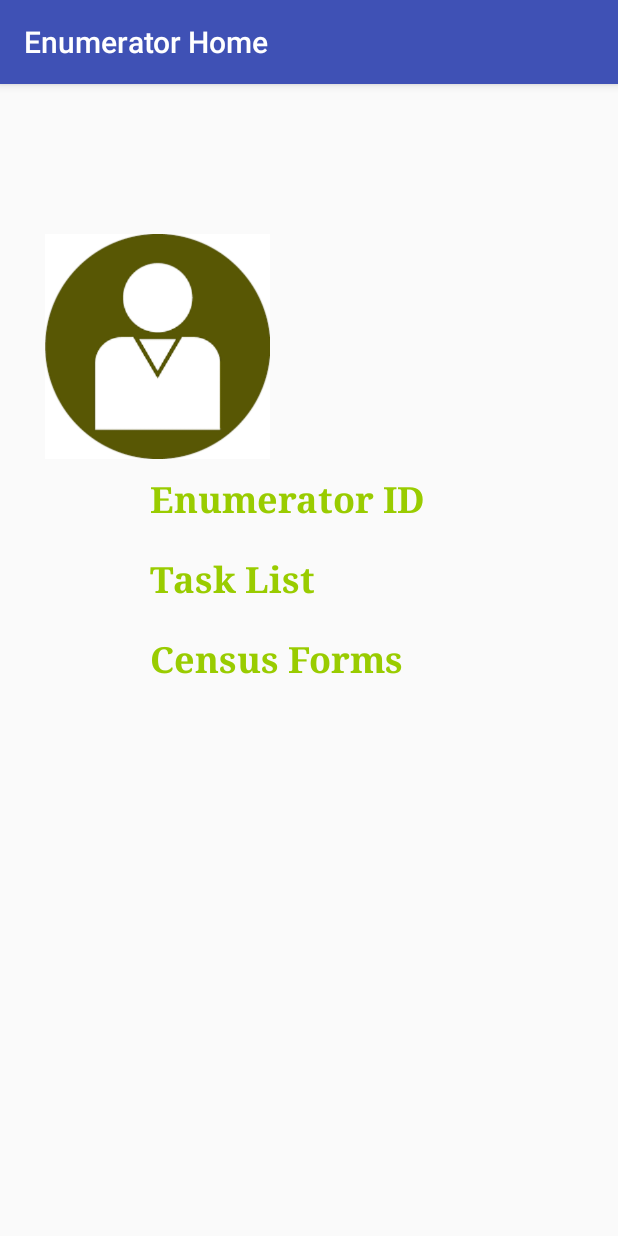
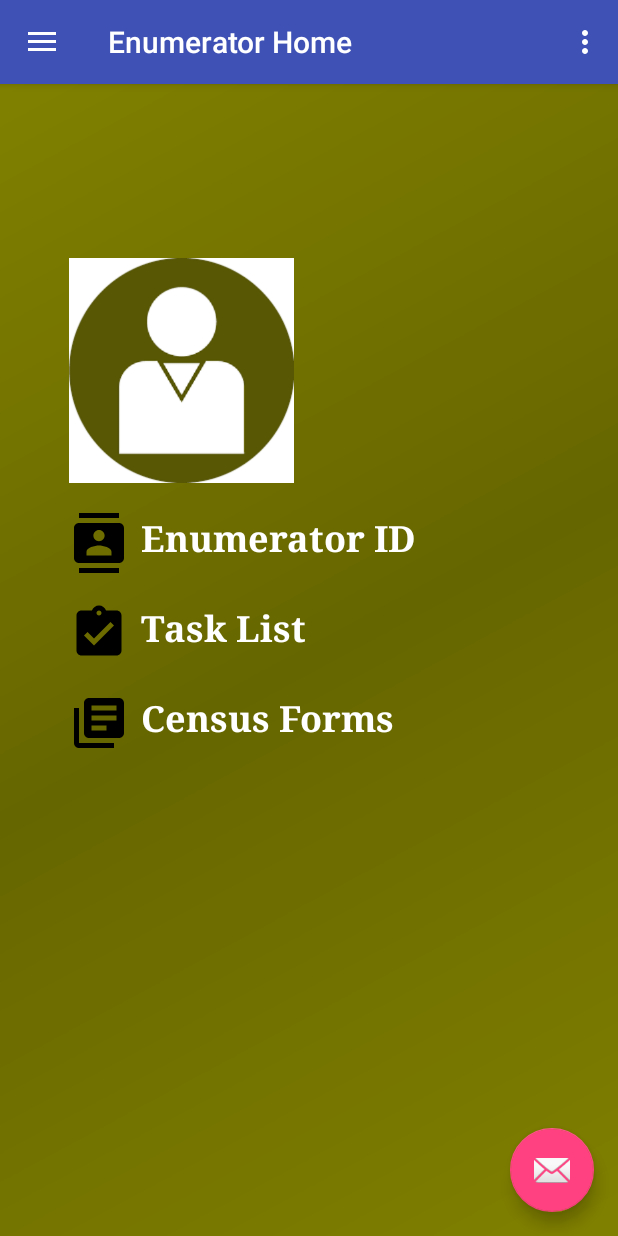
Before and after one commit to Murima/CensusApp, an Android app: the EnumeratorHomeActivity screen opened directly, with no data from a screen before it, on a phone screen of 412 x 824 dp. Run offline under Robolectric (Android 15) with nearby library versions, the phone set to English and light mode, and no system bars.

Commit message:
added navigation drawer layout

```diff
--- a/app/src/main/AndroidManifest.xml
+++ b/app/src/main/AndroidManifest.xml
@@ -24,10 +24,11 @@
         <activity
             android:name=".LoginActivity"
             android:label="@string/title_activity_login"
-            android:theme="@style/AppTheme.NoActionBar"></activity>
+            android:theme="@style/AppTheme.NoActionBar" />
         <activity
             android:name=".EnumeratorHomeActivity"
-            android:label="Enumerator Home"></activity>
+            android:label="@string/title_activity_enumerator_home"
+            android:theme="@style/AppTheme.NoActionBar"></activity>
     </application>
 
 </manifest>
--- a/app/src/main/java/com/example/knbs/censusapp/EnumeratorHomeActivity.java
+++ b/app/src/main/java/com/example/knbs/censusapp/EnumeratorHomeActivity.java
@@ -1,31 +1,101 @@
 package com.example.knbs.censusapp;
 
-import android.content.DialogInterface;
 import android.os.Bundle;
-import android.os.PersistableBundle;
+import android.support.design.widget.FloatingActionButton;
+import android.support.design.widget.Snackbar;
+import android.view.View;
+import android.support.design.widget.NavigationView;
+import android.support.v4.view.GravityCompat;
+import android.support.v4.widget.DrawerLayout;
+import android.support.v7.app.ActionBarDrawerToggle;
 import android.support.v7.app.AppCompatActivity;
-import android.view.View;
-import android.widget.Toast;
+import android.support.v7.widget.Toolbar;
+import android.view.Menu;
+import android.view.MenuItem;
 
-/**
- * Enumerator home screen
- */
-public class EnumeratorHomeActivity extends AppCompatActivity implements View.OnClickListener {
+public class EnumeratorHomeActivity extends AppCompatActivity
+        implements NavigationView.OnNavigationItemSelectedListener {
 
     @Override
-    public void onCreate(Bundle savedInstanceState) {
+    protected void onCreate(Bundle savedInstanceState) {
         super.onCreate(savedInstanceState);
         setContentView(R.layout.activity_enumerator_home);
-        //TODO add text animation library
+        Toolbar toolbar = (Toolbar) findViewById(R.id.toolbar);
+        setSupportActionBar(toolbar);
+
+        FloatingActionButton fab = (FloatingActionButton) findViewById(R.id.fab);
+        fab.setOnClickListener(new View.OnClickListener() {
+            @Override
+            public void onClick(View view) {
+                Snackbar.make(view, "Replace with your own action", Snackbar.LENGTH_LONG)
+                        .setAction("Action", null).show();
+            }
+        });
+
+        DrawerLayout drawer = (DrawerLayout) findViewById(R.id.drawer_layout);
+        ActionBarDrawerToggle toggle = new ActionBarDrawerToggle(
+                this, drawer, toolbar, R.string.navigation_drawer_open, R.string.navigation_drawer_close);
+        drawer.setDrawerListener(toggle);
+        toggle.syncState();
+
+        NavigationView navigationView = (NavigationView) findViewById(R.id.nav_view);
+        navigationView.setNavigationItemSelectedListener(this);
     }
 
-    /**
-     * Called when a view has been clicked.
-     *
-     * @param v The view that was clicked.
-     */
     @Override
-    public void onClick(View v) {
+    public void onBackPressed() {
+        DrawerLayout drawer = (DrawerLayout) findViewById(R.id.drawer_layout);
+        if (drawer.isDrawerOpen(GravityCompat.START)) {
+            drawer.closeDrawer(GravityCompat.START);
+        } else {
+            super.onBackPressed();
+        }
+    }
 
+    @Override
+    public boolean onCreateOptionsMenu(Menu menu) {
+        // Inflate the menu; this adds items to the action bar if it is present.
+        getMenuInflater().inflate(R.menu.enumerator_home, menu);
+        return true;
+    }
+
+    @Override
+    public boolean onOptionsItemSelected(MenuItem item) {
+        // Handle action bar item clicks here. The action bar will
+        // automatically handle clicks on the Home/Up button, so long
+        // as you specify a parent activity in AndroidManifest.xml.
+        int id = item.getItemId();
+
+        //noinspection SimplifiableIfStatement
+        if (id == R.id.action_settings) {
+            return true;
+        }
+
+        return super.onOptionsItemSelected(item);
+    }
+
+    @SuppressWarnings("StatementWithEmptyBody")
+    @Override
+    public boolean onNavigationItemSelected(MenuItem item) {
+        // Handle navigation view item clicks here.
+        int id = item.getItemId();
+
+        if (id == R.id.nav_logout) {
+            // Handle the camera action
+        }
+
+        else if (id == R.id.nav_settings) {
+
+        }
+
+        else if (id == R.id.nav_share) {
+
+        } else if (id == R.id.nav_send) {
+
+        }
+
+        DrawerLayout drawer = (DrawerLayout) findViewById(R.id.drawer_layout);
+        drawer.closeDrawer(GravityCompat.START);
+        return true;
     }
 }
--- /dev/null
+++ b/app/src/main/res/drawable/enum_home_background.xml
@@ -0,0 +1,12 @@
+<?xml version="1.0" encoding="utf-8"?>
+<shape xmlns:android="http://schemas.android.com/apk/res/android"
+    android:shape="rectangle"
+    >
+<gradient
+    android:angle="135"
+    android:centerColor="#666600"
+    android:endColor="#808000"
+    android:startColor="#808000"
+    />
+
+</shape>
--- /dev/null
+++ b/app/src/main/res/drawable/ic_assignment_turned_in_black.xml
@@ -0,0 +1,4 @@
+<vector android:height="40dp" android:viewportHeight="24.0"
+    android:viewportWidth="24.0" android:width="40dp" xmlns:android="http://schemas.android.com/apk/res/android">
+    <path android:fillColor="#FF000000" android:pathData="M19,3h-4.18C14.4,1.84 13.3,1 12,1c-1.3,0 -2.4,0.84 -2.82,2L5,3c-1.1,0 -2,0.9 -2,2v14c0,1.1 0.9,2 2,2h14c1.1,0 2,-0.9 2,-2L21,5c0,-1.1 -0.9,-2 -2,-2zM12,3c0.55,0 1,0.45 1,1s-0.45,1 -1,1 -1,-0.45 -1,-1 0.45,-1 1,-1zM10,17l-4,-4 1.41,-1.41L10,14.17l6.59,-6.59L18,9l-8,8z"/>
+</vector>
--- /dev/null
+++ b/app/src/main/res/drawable/ic_contacts_black.xml
@@ -0,0 +1,4 @@
+<vector android:height="40dp" android:viewportHeight="24.0"
+    android:viewportWidth="24.0" android:width="40dp" xmlns:android="http://schemas.android.com/apk/res/android">
+    <path android:fillColor="#FF000000" android:pathData="M20,0L4,0v2h16L20,0zM4,24h16v-2L4,22v2zM20,4L4,4c-1.1,0 -2,0.9 -2,2v12c0,1.1 0.9,2 2,2h16c1.1,0 2,-0.9 2,-2L22,6c0,-1.1 -0.9,-2 -2,-2zM12,6.75c1.24,0 2.25,1.01 2.25,2.25s-1.01,2.25 -2.25,2.25S9.75,10.24 9.75,9 10.76,6.75 12,6.75zM17,17L7,17v-1.5c0,-1.67 3.33,-2.5 5,-2.5s5,0.83 5,2.5L17,17z"/>
+</vector>
--- /dev/null
+++ b/app/src/main/res/drawable/ic_library_books_black.xml
@@ -0,0 +1,4 @@
+<vector android:height="40dp" android:viewportHeight="24.0"
+    android:viewportWidth="24.0" android:width="40dp" xmlns:android="http://schemas.android.com/apk/res/android">
+    <path android:fillColor="#FF000000" android:pathData="M4,6L2,6v14c0,1.1 0.9,2 2,2h14v-2L4,20L4,6zM20,2L8,2c-1.1,0 -2,0.9 -2,2v12c0,1.1 0.9,2 2,2h12c1.1,0 2,-0.9 2,-2L22,4c0,-1.1 -0.9,-2 -2,-2zM19,11L9,11L9,9h10v2zM15,15L9,15v-2h6v2zM19,7L9,7L9,5h10v2z"/>
+</vector>
--- /dev/null
+++ b/app/src/main/res/drawable/ic_menu_manage.xml
@@ -0,0 +1,9 @@
+<vector xmlns:android="http://schemas.android.com/apk/res/android"
+    android:width="24dp"
+    android:height="24dp"
+    android:viewportHeight="24.0"
+    android:viewportWidth="24.0">
+    <path
+        android:fillColor="#FF000000"
+        android:pathData="M22.7,19l-9.1,-9.1c0.9,-2.3 0.4,-5 -1.5,-6.9 -2,-2 -5,-2.4 -7.4,-1.3L9,6 6,9 1.6,4.7C0.4,7.1 0.9,10.1 2.9,12.1c1.9,1.9 4.6,2.4 6.9,1.5l9.1,9.1c0.4,0.4 1,0.4 1.4,0l2.3,-2.3c0.5,-0.4 0.5,-1.1 0.1,-1.4z" />
+</vector>
--- /dev/null
+++ b/app/src/main/res/drawable/ic_menu_send.xml
@@ -0,0 +1,9 @@
+<vector xmlns:android="http://schemas.android.com/apk/res/android"
+    android:width="24dp"
+    android:height="24dp"
+    android:viewportHeight="24.0"
+    android:viewportWidth="24.0">
+    <path
+        android:fillColor="#FF000000"
+        android:pathData="M2.01,21L23,12 2.01,3 2,10l15,2 -15,2z" />
+</vector>
--- /dev/null
+++ b/app/src/main/res/drawable/ic_menu_share.xml
@@ -0,0 +1,9 @@
+<vector xmlns:android="http://schemas.android.com/apk/res/android"
+    android:width="24dp"
+    android:height="24dp"
+    android:viewportHeight="24.0"
+    android:viewportWidth="24.0">
+    <path
+        android:fillColor="#FF000000"
+        android:pathData="M18,16.08c-0.76,0 -1.44,0.3 -1.96,0.77L8.91,12.7c0.05,-0.23 0.09,-0.46 0.09,-0.7s-0.04,-0.47 -0.09,-0.7l7.05,-4.11c0.54,0.5 1.25,0.81 2.04,0.81 1.66,0 3,-1.34 3,-3s-1.34,-3 -3,-3 -3,1.34 -3,3c0,0.24 0.04,0.47 0.09,0.7L8.04,9.81C7.5,9.31 6.79,9 6,9c-1.66,0 -3,1.34 -3,3s1.34,3 3,3c0.79,0 1.5,-0.31 2.04,-0.81l7.12,4.16c-0.05,0.21 -0.08,0.43 -0.08,0.65 0,1.61 1.31,2.92 2.92,2.92 1.61,0 2.92,-1.31 2.92,-2.92s-1.31,-2.92 -2.92,-2.92z" />
+</vector>
--- /dev/null
+++ b/app/src/main/res/drawable/ic_playlist_add_check_black.xml
@@ -0,0 +1,4 @@
+<vector android:height="40dp" android:viewportHeight="24.0"
+    android:viewportWidth="24.0" android:width="40dp" xmlns:android="http://schemas.android.com/apk/res/android">
+    <path android:fillColor="#FF000000" android:pathData="M14,10L2,10v2h12v-2zM14,6L2,6v2h12L14,6zM2,16h8v-2L2,14v2zM21.5,11.5L23,13l-6.99,7 -4.51,-4.5L13,14l3.01,3 5.49,-5.5z"/>
+</vector>
--- /dev/null
+++ b/app/src/main/res/drawable/side_nav_bar.xml
@@ -0,0 +1,9 @@
+<shape xmlns:android="http://schemas.android.com/apk/res/android"
+    android:shape="rectangle">
+    <gradient
+        android:angle="135"
+        android:centerColor="#666600"
+        android:endColor="#e6ac00"
+        android:startColor="#b3b300"
+        android:type="linear" />
+</shape>
--- a/app/src/main/res/layout/activity_enumerator_home.xml
+++ b/app/src/main/res/layout/activity_enumerator_home.xml
@@ -1,59 +1,25 @@
 <?xml version="1.0" encoding="utf-8"?>
-<LinearLayout xmlns:android="http://schemas.android.com/apk/res/android"
+<android.support.v4.widget.DrawerLayout xmlns:android="http://schemas.android.com/apk/res/android"
     xmlns:app="http://schemas.android.com/apk/res-auto"
+    xmlns:tools="http://schemas.android.com/tools"
+    android:id="@+id/drawer_layout"
     android:layout_width="match_parent"
     android:layout_height="match_parent"
-    android:orientation="vertical"
-    >
+    android:fitsSystemWindows="true"
+    tools:openDrawer="start">
 
-<android.support.v7.widget.AppCompatImageView
-    android:layout_width="150dp"
-    android:layout_height="150dp"
-    android:layout_marginLeft="30dp"
-    android:layout_marginTop="100dp"
-    android:background="@android:color/background_dark"
-    android:src="@drawable/brown_acc_"/>
+    <include
+        layout="@layout/app_bar_enumerator_home"
+        android:layout_width="match_parent"
+        android:layout_height="match_parent" />
 
+    <android.support.design.widget.NavigationView
+        android:id="@+id/nav_view"
+        android:layout_width="wrap_content"
+        android:layout_height="match_parent"
+        android:layout_gravity="start"
+        android:fitsSystemWindows="true"
+        app:headerLayout="@layout/nav_header_enumerator_home"
+        app:menu="@menu/activity_enumerator_home_drawer" />
 
-    <TextView
-        android:text="Enumerator ID"
-        android:layout_width="match_parent"
-        android:layout_height="wrap_content"
-        android:id="@+id/tvEnumID"
-        android:layout_marginLeft="100dp"
-        android:layout_marginTop="10dp"
-        android:fontFamily="serif"
-        android:typeface="serif"
-        android:textSize="24sp"
-        android:textColor="@android:color/holo_green_light"
-        android:textStyle="normal|bold" />
-
-    <TextView
-        android:text="Task List"
-        android:layout_width="match_parent"
-        android:layout_height="wrap_content"
-        android:id="@+id/textView1"
-        android:layout_marginStart="100dp"
-        android:layout_marginTop="20dp"
-        android:fontFamily="serif"
-        android:typeface="serif"
-        android:textSize="24sp"
-        android:textColor="@android:color/holo_green_light"
-        android:textStyle="normal|bold"
-        />
-    <TextView
-        android:text="Census Forms"
-        android:layout_width="match_parent"
-        android:layout_height="wrap_content"
-        android:id="@+id/textView2"
-        android:layout_marginStart="100dp"
-        android:layout_marginTop="20dp"
-        android:fontFamily="serif"
-        android:typeface="serif"
-        android:textSize="24sp"
-        android:textColor="@android:color/holo_green_light"
-        android:textStyle="normal|bold"
-        />
-
-
-</LinearLayout>
+</android.support.v4.widget.DrawerLayout>
--- /dev/null
+++ b/app/src/main/res/layout/app_bar_enumerator_home.xml
@@ -0,0 +1,34 @@
+<?xml version="1.0" encoding="utf-8"?>
+<android.support.design.widget.CoordinatorLayout xmlns:android="http://schemas.android.com/apk/res/android"
+    xmlns:app="http://schemas.android.com/apk/res-auto"
+    xmlns:tools="http://schemas.android.com/tools"
+    android:layout_width="match_parent"
+    android:layout_height="match_parent"
+    android:fitsSystemWindows="true"
+    tools:context="com.example.knbs.censusapp.EnumeratorHomeActivity">
+
+    <android.support.design.widget.AppBarLayout
+        android:layout_width="match_parent"
+        android:layout_height="wrap_content"
+        android:theme="@style/AppTheme.AppBarOverlay">
+
+        <android.support.v7.widget.Toolbar
+            android:id="@+id/toolbar"
+            android:layout_width="match_parent"
+            android:layout_height="?attr/actionBarSize"
+            android:background="?attr/colorPrimary"
+            app:popupTheme="@style/AppTheme.PopupOverlay" />
+
+    </android.support.design.widget.AppBarLayout>
+
+    <include layout="@layout/content_enumerator_home" />
+
+    <android.support.design.widget.FloatingActionButton
+        android:id="@+id/fab"
+        android:layout_width="wrap_content"
+        android:layout_height="wrap_content"
+        android:layout_gravity="bottom|end"
+        android:layout_margin="@dimen/fab_margin"
+        android:src="@android:drawable/ic_dialog_email" />
+
+</android.support.design.widget.CoordinatorLayout>
--- /dev/null
+++ b/app/src/main/res/layout/content_enumerator_home.xml
@@ -0,0 +1,74 @@
+<?xml version="1.0" encoding="utf-8"?>
+<LinearLayout xmlns:android="http://schemas.android.com/apk/res/android"
+    xmlns:app="http://schemas.android.com/apk/res-auto"
+    xmlns:tools="http://schemas.android.com/tools"
+    android:id="@+id/content_enumerator_home"
+    android:layout_width="match_parent"
+    android:layout_height="match_parent"
+    android:background="@drawable/enum_home_background"
+    android:paddingBottom="@dimen/activity_vertical_margin"
+    android:paddingLeft="@dimen/activity_horizontal_margin"
+    android:paddingRight="@dimen/activity_horizontal_margin"
+    android:paddingTop="@dimen/activity_vertical_margin"
+    app:layout_behavior="@string/appbar_scrolling_view_behavior"
+    tools:context="com.example.knbs.censusapp.EnumeratorHomeActivity"
+    tools:showIn="@layout/app_bar_enumerator_home"
+    android:orientation="vertical">
+
+    <android.support.v7.widget.AppCompatImageView
+        android:layout_width="150dp"
+        android:layout_height="150dp"
+        android:layout_marginLeft="30dp"
+        android:layout_marginTop="100dp"
+        android:background="@android:color/background_dark"
+        android:src="@drawable/brown_acc_"/>
+
+
+    <TextView
+        android:text="Enumerator ID"
+        android:layout_width="match_parent"
+        android:layout_height="wrap_content"
+        android:id="@+id/tvEnumID"
+        android:layout_marginLeft="30dp"
+        android:layout_marginTop="20dp"
+        android:fontFamily="serif"
+        android:typeface="serif"
+        android:textSize="24sp"
+        android:textColor="@android:color/background_light"
+        android:textStyle="normal|bold"
+        android:drawableLeft="@drawable/ic_contacts_black"
+        android:drawablePadding="8dp"
+        />
+    <TextView
+        android:text="Task List"
+        android:layout_width="match_parent"
+        android:layout_height="wrap_content"
+        android:id="@+id/textView1"
+        android:layout_marginStart="30dp"
+        android:layout_marginTop="20dp"
+        android:fontFamily="serif"
+        android:typeface="serif"
+        android:textSize="24sp"
+        android:textColor="@android:color/background_light"
+        android:textStyle="normal|bold"
+        android:drawableLeft="@drawable/ic_assignment_turned_in_black"
+        android:drawablePadding="8dp"
+        />
+    <TextView
+        android:text="Census Forms"
+        android:layout_width="match_parent"
+        android:layout_height="wrap_content"
+        android:id="@+id/textView2"
+        android:layout_marginStart="30dp"
+        android:layout_marginTop="20dp"
+        android:fontFamily="serif"
+        android:typeface="serif"
+        android:textSize="24sp"
+        android:textColor="@android:color/background_light"
+        android:textStyle="normal|bold"
+        android:drawableLeft="@drawable/ic_library_books_black"
+        android:drawablePadding="8dp"
+        />
+
+
+</LinearLayout>
--- /dev/null
+++ b/app/src/main/res/layout/nav_header_enumerator_home.xml
@@ -0,0 +1,35 @@
+<?xml version="1.0" encoding="utf-8"?>
+<LinearLayout xmlns:android="http://schemas.android.com/apk/res/android"
+    xmlns:app="http://schemas.android.com/apk/res-auto"
+    android:layout_width="match_parent"
+    android:layout_height="@dimen/nav_header_height"
+    android:background="@drawable/side_nav_bar"
+    android:gravity="bottom"
+    android:orientation="vertical"
+    android:paddingBottom="@dimen/activity_vertical_margin"
+    android:paddingLeft="@dimen/activity_horizontal_margin"
+    android:paddingRight="@dimen/activity_horizontal_margin"
+    android:paddingTop="@dimen/activity_vertical_margin"
+    android:theme="@style/ThemeOverlay.AppCompat.Dark">
+
+    <ImageView
+        android:id="@+id/imageView"
+        android:layout_width="wrap_content"
+        android:layout_height="wrap_content"
+        android:paddingTop="@dimen/nav_header_vertical_spacing"
+        android:src="@android:drawable/sym_def_app_icon" />
+
+    <TextView
+        android:layout_width="match_parent"
+        android:layout_height="wrap_content"
+        android:paddingTop="@dimen/nav_header_vertical_spacing"
+        android:text="Enumerator Account"
+        android:textAppearance="@style/TextAppearance.AppCompat.Body1" />
+
+    <TextView
+        android:id="@+id/textView"
+        android:layout_width="wrap_content"
+        android:layout_height="wrap_content"
+        android:text="android.studio@android.com" />
+
+</LinearLayout>
--- /dev/null
+++ b/app/src/main/res/menu/activity_enumerator_home_drawer.xml
@@ -0,0 +1,29 @@
+<?xml version="1.0" encoding="utf-8"?>
+<menu xmlns:android="http://schemas.android.com/apk/res/android">
+
+    <group android:checkableBehavior="single">
+        <item
+            android:id="@+id/nav_settings"
+            android:icon="@drawable/ic_menu_manage"
+            android:title="Settings" />
+        <item
+            android:id="@+id/nav_logout"
+            android:icon="@android:drawable/ic_lock_power_off"
+            android:title="Log out"/>
+
+    </group>
+
+    <item android:title="Communicate">
+        <menu>
+            <item
+                android:id="@+id/nav_share"
+                android:icon="@drawable/ic_menu_share"
+                android:title="Share" />
+            <item
+                android:id="@+id/nav_send"
+                android:icon="@drawable/ic_menu_send"
+                android:title="Send" />
+        </menu>
+    </item>
+
+</menu>
--- /dev/null
+++ b/app/src/main/res/menu/enumerator_home.xml
@@ -0,0 +1,9 @@
+<?xml version="1.0" encoding="utf-8"?>
+<menu xmlns:android="http://schemas.android.com/apk/res/android"
+    xmlns:app="http://schemas.android.com/apk/res-auto">
+    <item
+        android:id="@+id/action_settings"
+        android:orderInCategory="100"
+        android:title="@string/action_settings"
+        app:showAsAction="never" />
+</menu>
--- a/app/src/main/res/values/strings.xml
+++ b/app/src/main/res/values/strings.xml
@@ -20,4 +20,5 @@
     <string name="navigation_drawer_close">Close navigation drawer</string>
 
     <string name="action_settings">Settings</string>
+    <string name="title_activity_enumerator_home">Enumerator Home</string>
 </resources>
```
